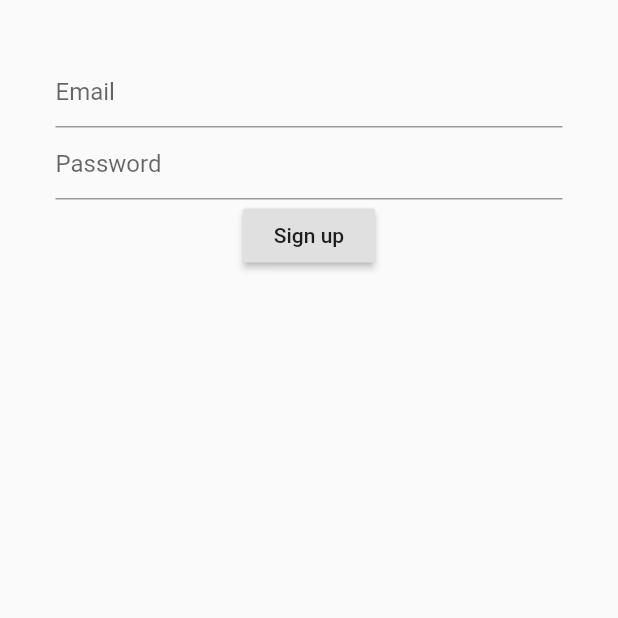
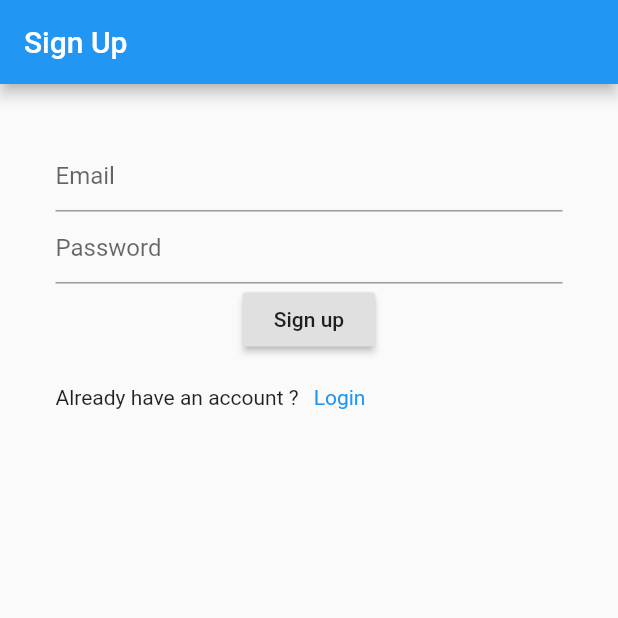
Before and after one commit to Niranjan-10/FlutterBlocLogin, a Flutter app: the screen it shows after launch, on a phone screen of 412 x 824 dp, the top half of it. Run offline on Flutter 3.47's test engine with Material 2 defaults, Android fonts, the phone set to English and light mode, and no system bars; our stand-ins replace bloc, equatable, firebase_auth, firebase_core, flutter_bloc, get_it; accounts and stored records are empty.

Commit message:
login added

```diff
--- a/lib/bloc/auth_event.dart
+++ b/lib/bloc/auth/auth_event.dart
@@ -4,6 +4,11 @@ abstract class AuthEvent extends Equatable {
   const AuthEvent();
 }
 
+
+class AuthStarted extends AuthEvent{
+  @override
+  List<Object> get props => [];
+}
 
 class AuthSignUp extends AuthEvent{
   final String email;
--- a/lib/bloc/auth_state.dart
+++ b/lib/bloc/auth/auth_state.dart
@@ -7,6 +7,9 @@ abstract class AuthState extends Equatable {
 class AuthInitial extends AuthState {
   @override
   List<Object> get props => [];
+
+  @override
+  String toString()=>"Inside Auth initial state";
 }
 
 class AuthSubmit extends AuthState{
--- /dev/null
+++ b/lib/bloc/login/login_event.dart
@@ -0,0 +1,22 @@
+part of 'login_bloc.dart';
+
+abstract class LoginEvent extends Equatable {
+  const LoginEvent();
+
+}
+
+class LoginStart extends LoginEvent{
+   @override
+  List<Object> get props => [];
+}
+
+
+class Login extends LoginEvent{
+  final String email, password;
+
+  Login({this.email,this.password});
+
+   @override
+  List<Object> get props => [email, password];
+
+}
--- a/lib/main.dart
+++ b/lib/main.dart
@@ -1,16 +1,25 @@
 import 'package:firebase_core/firebase_core.dart';
+import 'package:firebase_login/bloc/login/login_bloc.dart';
 import 'package:flutter/material.dart';
 import 'package:firebase_login/services/locator.dart';
 import 'package:flutter_bloc/flutter_bloc.dart';
-import 'package:flutter_bloc/flutter_bloc.dart';
+import 'package:firebase_login/view/login/login_screen.dart';
+import 'package:firebase_login/view/home/home_screen.dart';
 
-import 'bloc/auth_bloc.dart';
+import 'bloc/auth/auth_bloc.dart';
 
 void main() async {
   WidgetsFlutterBinding.ensureInitialized();
   await Firebase.initializeApp();
   setUpLocator();
-  runApp(MyApp());
+  runApp(MultiBlocProvider(providers: [
+    BlocProvider<AuthBloc>(
+        create: (BuildContext context) =>
+            AuthBloc()..add(AuthStarted())),
+    BlocProvider<LoginBloc>(
+        create: (BuildContext context) =>
+            LoginBloc()..add(LoginStart())),
+  ], child: MyApp()));
 }
 
 class MyApp extends StatefulWidget {
@@ -23,6 +32,9 @@ class _MyAppState extends State<MyApp> {
   Widget build(BuildContext context) {
     return MaterialApp(
       home: Scaffold(
+        appBar: AppBar(
+          title: Text("Sign Up"),
+        ),
         body: Padding(
           padding: const EdgeInsets.all(12),
           child: BlocProvider(
@@ -59,6 +71,7 @@ class _SignUpFormState extends State<SignUpForm> {
                     child: Text(state.message),
                   ),
                 ));
+                Navigator.push(context, MaterialPageRoute(builder: (context)=> HomeScreen(uuid:state.user.uid.toString(),)));
               } else if (state is AuthFail) {
                 Scaffold.of(context).showSnackBar(SnackBar(
                   content: Padding(
@@ -69,6 +82,7 @@ class _SignUpFormState extends State<SignUpForm> {
               }
             },
             builder: (context, state) => Column(
+              crossAxisAlignment: CrossAxisAlignment.center,
               children: [
                 TextFormField(
                   onChanged: (value) {
@@ -88,8 +102,20 @@ class _SignUpFormState extends State<SignUpForm> {
                     context
                         .bloc<AuthBloc>()
                         .add(AuthSignUp(email: email, password: password));
+
                   },
-                )
+                ),
+                SizedBox(height: 20.0,),
+                Row(children: [
+                  Text("Already have an account ?"),
+                  SizedBox(width: 10.0,),
+                  GestureDetector(
+                    child: Text("Login",style: TextStyle(color: Colors.blue),),
+                    onTap: (){
+                      Navigator.push(context, MaterialPageRoute(builder: (context)=>LogInScreen()));
+                    },
+                  )
+                ],)
               ],
             ),
           ),
```
Also changed, not shown: lib/bloc/auth/auth_bloc.dart (renamed from lib/bloc/auth_bloc.dart, +3 -4 lines), lib/bloc/login/login_bloc.dart (added, +40 -0 lines), lib/bloc/login/login_state.dart (added, +34 -0 lines), lib/view/home/home_screen.dart (added, +45 -0 lines), lib/view/login/login_screen.dart (added, +93 -0 lines).
